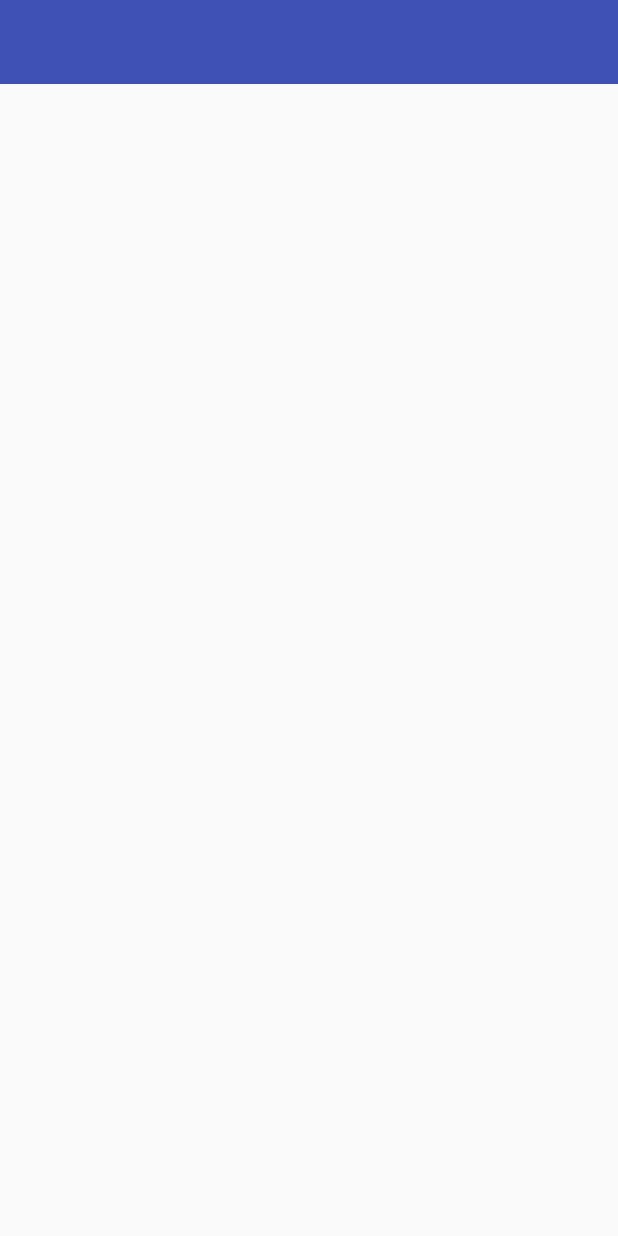
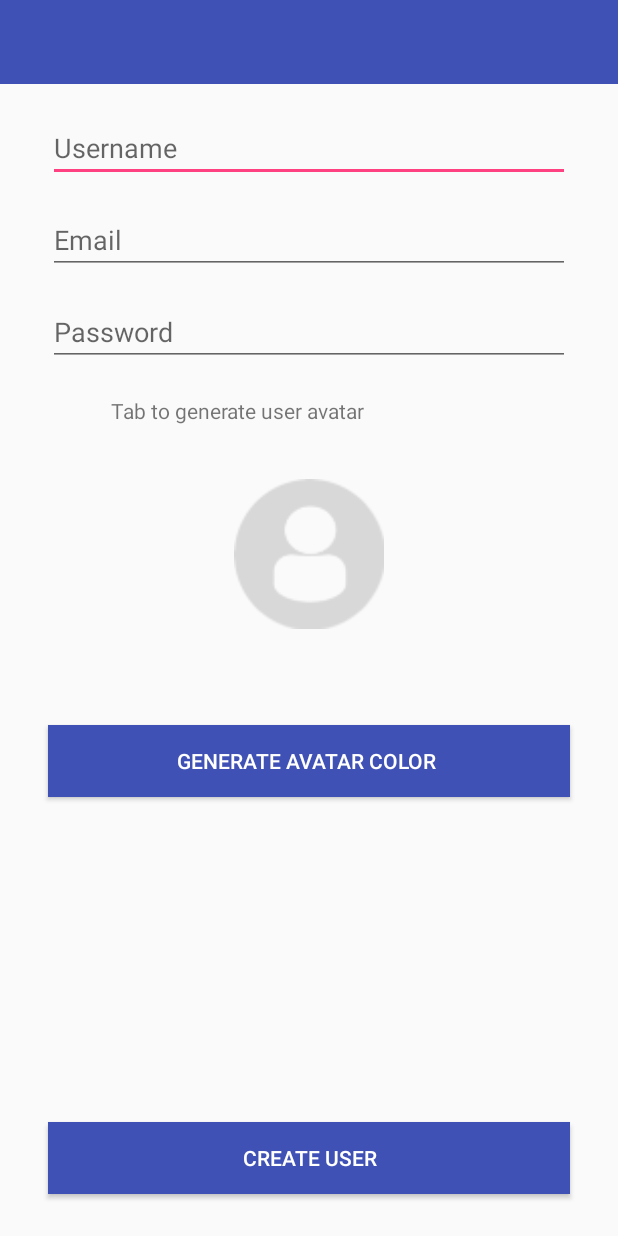
Before and after one commit to kevinjam/TalkTome-Chat, an Android app: the CreateUserActivity screen opened directly, with no data from a screen before it, on a phone screen of 412 x 824 dp. Run offline under Robolectric (Android 15) with nearby library versions, the phone set to English and light mode, and no system bars.

Commit message:
add signup

```diff
--- a/app/src/main/java/com/kevinjanvier/talktome/controller/CreateUserActivity.kt
+++ b/app/src/main/java/com/kevinjanvier/talktome/controller/CreateUserActivity.kt
@@ -2,6 +2,7 @@ package com.kevinjanvier.talktome.controller
 
 import android.support.v7.app.AppCompatActivity
 import android.os.Bundle
+import android.view.View
 import com.kevinjanvier.talktome.R
 
 class CreateUserActivity : AppCompatActivity() {
@@ -10,4 +11,15 @@ class CreateUserActivity : AppCompatActivity() {
         super.onCreate(savedInstanceState)
         setContentView(R.layout.activity_signup)
     }
+
+    fun generateuserAvatar(view : View){
+
+    }
+
+    fun createUserClicked(view :View){
+
+    }
+    fun generateColorClicked(view: View){
+
+    }
 }
--- a/app/src/main/java/com/kevinjanvier/talktome/controller/LoginActivity.kt
+++ b/app/src/main/java/com/kevinjanvier/talktome/controller/LoginActivity.kt
@@ -1,5 +1,6 @@
 package com.kevinjanvier.talktome.controller
 
+import android.content.Intent
 import android.support.v7.app.AppCompatActivity
 import android.os.Bundle
 import android.view.View
@@ -17,6 +18,6 @@ class LoginActivity : AppCompatActivity() {
     }
 
     fun signUpClick(view:View){
-
+        startActivity(Intent(this, CreateUserActivity::class.java))
     }
 }
--- a/app/src/main/res/layout/activity_signup.xml
+++ b/app/src/main/res/layout/activity_signup.xml
@@ -7,6 +7,108 @@
     tools:context="com.kevinjanvier.talktome.controller.CreateUserActivity">
 
     <include
-        layout="@layout/toolbar"
-        android:id="@+id/toolbar"/>
+    android:id="@+id/toolbar"
+    layout="@layout/toolbar"
+    app:layout_constraintEnd_toEndOf="parent"
+    tools:layout_editor_absoluteY="0dp"
+        tools:ignore="MissingConstraints" />
+
+    <EditText
+        android:id="@+id/createUsername"
+        android:layout_width="0dp"
+        android:layout_height="wrap_content"
+        android:layout_marginEnd="32dp"
+        android:layout_marginStart="32dp"
+        android:layout_marginTop="76dp"
+        android:ems="10"
+        android:hint="Username"
+        android:inputType="textPersonName"
+        app:layout_constraintEnd_toEndOf="parent"
+        app:layout_constraintHorizontal_bias="0.503"
+        app:layout_constraintStart_toStartOf="parent"
+        app:layout_constraintTop_toTopOf="@+id/toolbar" />
+
+    <EditText
+        android:id="@+id/createemail"
+        android:layout_width="0dp"
+        android:layout_height="wrap_content"
+        android:layout_marginEnd="32dp"
+        android:layout_marginStart="32dp"
+        android:layout_marginTop="16dp"
+        android:ems="10"
+        android:hint="Email"
+        android:inputType="textPersonName"
+        app:layout_constraintEnd_toEndOf="parent"
+        app:layout_constraintStart_toStartOf="parent"
+        app:layout_constraintTop_toBottomOf="@+id/createUsername" />
+
+    <Button
+        android:id="@+id/button"
+        android:layout_width="0dp"
+        android:layout_height="wrap_content"
+        android:layout_marginBottom="8dp"
+        android:layout_marginEnd="32dp"
+        android:layout_marginStart="32dp"
+        android:layout_marginTop="8dp"
+        android:background="@color/colorPrimary"
+        android:onClick="generateColorClicked"
+        android:text="Generate Avatar Color "
+        android:textColor="@android:color/white"
+        app:layout_constraintBottom_toTopOf="@+id/button2"
+        app:layout_constraintEnd_toEndOf="parent"
+        app:layout_constraintStart_toStartOf="parent"
+        app:layout_constraintTop_toBottomOf="@+id/CreateAvator"
+        app:layout_constraintVertical_bias="0.212" />
+
+    <Button
+        android:id="@+id/button2"
+        android:layout_width="0dp"
+        android:layout_height="wrap_content"
+        android:layout_marginBottom="28dp"
+        android:layout_marginEnd="32dp"
+        android:layout_marginStart="32dp"
+        android:background="@color/colorPrimary"
+        android:onClick="createUserClicked"
+        android:text="Create User"
+        android:textColor="@android:color/white"
+        app:layout_constraintBottom_toBottomOf="parent"
+        app:layout_constraintEnd_toEndOf="parent"
+        app:layout_constraintStart_toStartOf="parent" />
+
+    <ImageView
+        android:id="@+id/CreateAvator"
+        android:layout_width="100dp"
+        android:layout_height="100dp"
+        android:layout_marginTop="36dp"
+        android:onClick="generateuserAvatar"
+        app:layout_constraintEnd_toEndOf="parent"
+        app:layout_constraintStart_toStartOf="parent"
+        app:layout_constraintTop_toBottomOf="@+id/textView2"
+        app:srcCompat="@drawable/profiledefault" />
+
+    <EditText
+        android:id="@+id/CreatePassword"
+        android:layout_width="0dp"
+        android:layout_height="wrap_content"
+        android:layout_marginEnd="32dp"
+        android:layout_marginStart="32dp"
+        android:layout_marginTop="16dp"
+        android:ems="10"
+        android:hint="Password"
+        android:inputType="textPersonName"
+        app:layout_constraintEnd_toEndOf="parent"
+        app:layout_constraintStart_toStartOf="parent"
+        app:layout_constraintTop_toBottomOf="@+id/createemail" />
+
+    <TextView
+        android:id="@+id/textView2"
+        android:layout_width="wrap_content"
+        android:layout_height="0dp"
+        android:layout_marginEnd="104dp"
+        android:layout_marginStart="8dp"
+        android:layout_marginTop="20dp"
+        android:text="@string/tab_to_generate_user_avatar"
+        app:layout_constraintEnd_toEndOf="parent"
+        app:layout_constraintStart_toStartOf="@+id/toolbar"
+        app:layout_constraintTop_toBottomOf="@+id/CreatePassword" />
 </android.support.constraint.ConstraintLayout>
--- a/app/src/main/res/values/strings.xml
+++ b/app/src/main/res/values/strings.xml
@@ -9,4 +9,5 @@
     <string name="please_log_in">Please Log in</string>
     <string name="message">Message</string>
     <string name="send_message">send message</string>
+    <string name="tab_to_generate_user_avatar">Tab to generate user avatar</string>
 </resources>
```
